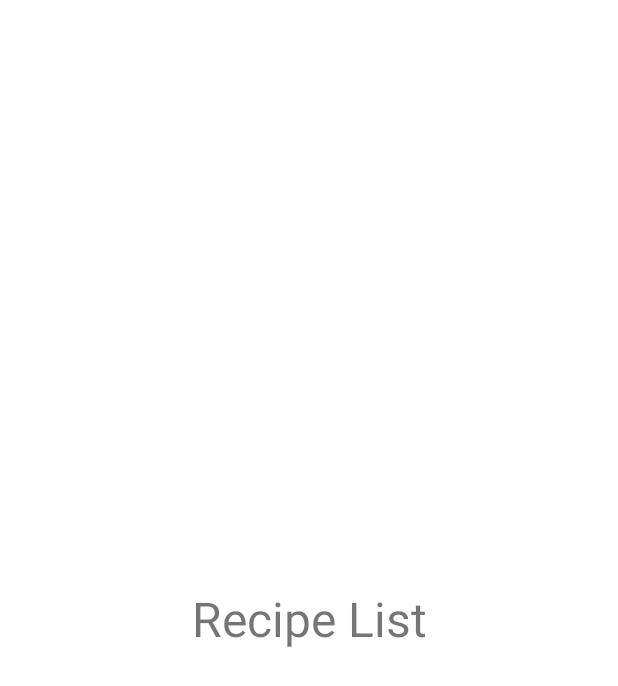
After one commit to IrinaBBB/Food2Fork_Compose, an Android app built with Jetpack Compose: the layout fragment_recipe_list.xml on its own in the app's theme, with its tools: preview values and no code run, on a phone screen of 412 x 824 dp. The commit adds this screen. Shown: the top 686 px of the screen. Run offline under Robolectric (Android 15) with nearby library versions, the phone set to English and light mode, and no system bars.

Commit message:
example: using composable in a fragment

```diff
--- a/app/build.gradle
+++ b/app/build.gradle
@@ -8,7 +8,7 @@ android {
 
     defaultConfig {
         applicationId "ru.irinavb.food2fork"
-        minSdk 21
+        minSdk 25
         targetSdk 30
         versionCode 1
         versionName "1.0"
--- /dev/null
+++ b/app/src/main/res/layout/fragment_recipe_list.xml
@@ -0,0 +1,18 @@
+<?xml version="1.0" encoding="utf-8"?>
+<androidx.constraintlayout.widget.ConstraintLayout xmlns:android="http://schemas.android.com/apk/res/android"
+    xmlns:app="http://schemas.android.com/apk/res-auto"
+    xmlns:tools="http://schemas.android.com/tools"
+    android:layout_width="match_parent"
+    android:layout_height="match_parent">
+
+    <TextView
+        android:id="@+id/textView"
+        android:layout_width="wrap_content"
+        android:layout_height="wrap_content"
+        android:text="Recipe List"
+        android:textSize="32sp"
+        app:layout_constraintBottom_toBottomOf="parent"
+        app:layout_constraintEnd_toEndOf="parent"
+        app:layout_constraintStart_toStartOf="parent"
+        app:layout_constraintTop_toTopOf="parent" />
+</androidx.constraintlayout.widget.ConstraintLayout>
```
Also changed, not shown: app/src/main/java/ru/irinavb/food2fork/MainActivity.kt (+6 -101 lines), app/src/main/java/ru/irinavb/food2fork/RecipeListFragment.kt (added, +26 -0 lines), app/src/main/res/layout/activity_main.xml (added, +16 -0 lines).
